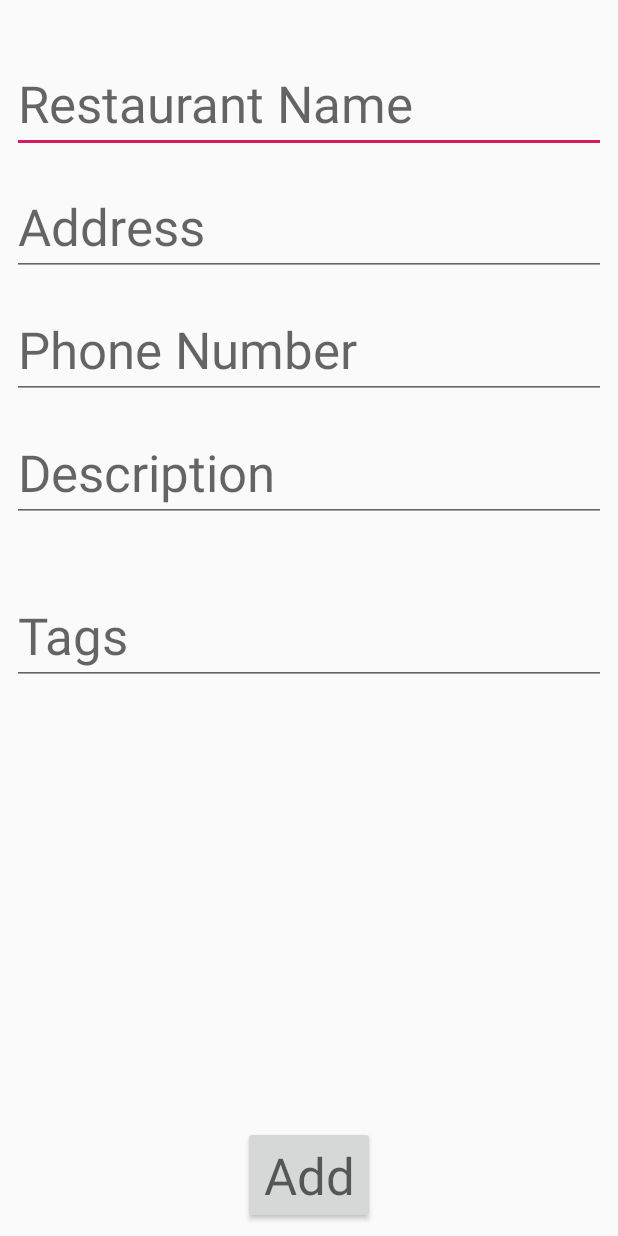
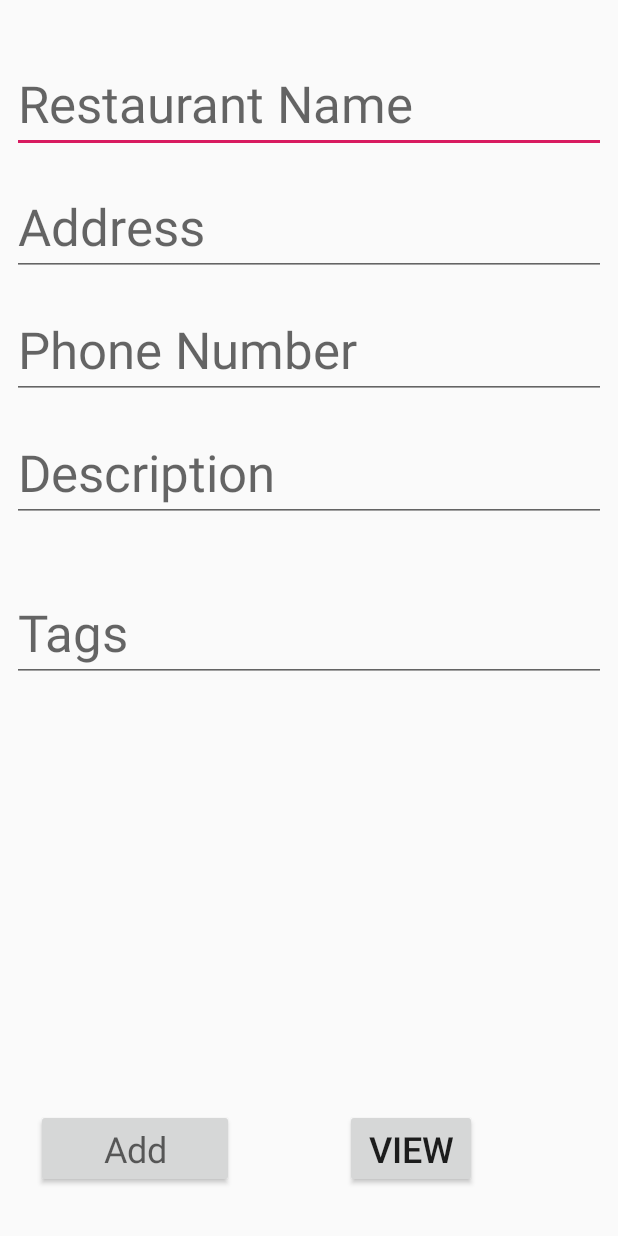
Before and after one commit to habdallah005/AndroidFinalProject, an Android app: the AddRestaurant screen opened directly, with no data from a screen before it, on a phone screen of 412 x 824 dp. Run offline under Robolectric (Android 15) with nearby library versions, the phone set to English and light mode, and no system bars.

Commit message:
insert Add Restaurant - commented what need to be checked!

```diff
--- a/app/src/main/AndroidManifest.xml
+++ b/app/src/main/AndroidManifest.xml
@@ -1,6 +1,6 @@
 <?xml version="1.0" encoding="utf-8"?>
 <manifest xmlns:android="http://schemas.android.com/apk/res/android"
-    package="com.example.abdallah">
+    package="com.example.abdallah.AndroidRestaurant">
 
     <application
         android:allowBackup="true"
--- a/app/src/main/java/com/example/abdallah/AndroidRestaurant/AboutUs.java
+++ b/app/src/main/java/com/example/abdallah/AndroidRestaurant/AboutUs.java
@@ -5,7 +5,6 @@ import android.app.Activity;
 
 
 
-import com.example.abdallah.R;
 
 public class AboutUs extends Activity {
 
--- a/app/src/main/java/com/example/abdallah/AndroidRestaurant/AddRestaurant.java
+++ b/app/src/main/java/com/example/abdallah/AndroidRestaurant/AddRestaurant.java
@@ -1,22 +1,27 @@
 package com.example.abdallah.AndroidRestaurant;
 
 import android.content.Context;
+import android.content.Intent;
+import android.database.sqlite.SQLiteDatabase;
 import android.os.Bundle;
 import android.app.Activity;
+import android.text.TextUtils;
 import android.view.View;
 import android.widget.ArrayAdapter;
 import android.widget.Button;
 import android.widget.EditText;
+import android.widget.TextView;
 import android.widget.Toast;
 
 import com.example.abdallah.Backend.helpers.DBHelper;
-import com.example.abdallah.R;
+import com.example.abdallah.Backend.model.Restaurant;
+
 
 import java.util.ArrayList;
 
 
 public class AddRestaurant extends Activity {
-
+/*
     @Override
     protected void onCreate(Bundle savedInstanceState) {
         super.onCreate(savedInstanceState);
@@ -35,6 +40,7 @@ public class AddRestaurant extends Activity {
             @Override
             public void onClick(View v) {
                 {
+
                     String value1 = text1.getText().toString();
                     String value2 =text2.getText().toString();
                     String value3 =text3.getText().toString();
@@ -42,6 +48,8 @@ public class AddRestaurant extends Activity {
                     String value5 =text5.getText().toString();
 
                     db.insertData(value1,value2,value3,value4,value5);
+
+
 
                     Context context = getApplicationContext();
                     CharSequence text = "Submitted... i think!";
@@ -52,5 +60,110 @@ public class AddRestaurant extends Activity {
                 }
             }
         });
+    }*/
+
+    TextView txtName;
+    TextView txtAddress;
+    TextView txtPhone;
+    TextView txtDescription;
+    TextView txtTags;
+
+    DBHelper dbHelper;
+
+
+    @Override
+    protected void onCreate(Bundle savedInstanceState) {
+        super.onCreate(savedInstanceState);
+        setContentView(R.layout.activity_add_restaurant);
+
+
+/* ------ CHECK HERE PLEASE----
+        Button btnAdd = findViewById(R.id.btnAdd);
+        btnAdd.setOnClickListener((v){AddRestaurant(v);});
+            @Override
+            public void onClick(View v) {
+                addRestaurant(v);
+            }
+
+            Button btnView = findViewById(R.id.btnView);
+            btnView.setOnClickListener((v) {
+                  Intent i = new Intent(v.getContext(), AddRestaurant.class);
+                    startActivity(i);
+                }
+
+            });
+
+        public void addRestaurant(View v){
+
+
+        dbHelper = new DBHelper(this);
+        txtName = findViewById(R.id.txtName);
+        txtAddress = findViewById(R.id.txtAddress);
+        txtPhone = findViewById(R.id.txtPhone);
+        txtDescription = findViewById(R.id.txtDescription);
+        txtTags = findViewById(R.id.txtTags);
+
+        String name = txtName.getText().toString();
+        String address =txtAddress.getText().toString();
+        String phone =txtPhone.getText().toString();
+        String description =txtDescription.getText().toString();
+        String tags =txtTags.getText().toString();
+
+        txtName.setError(null);
+        txtAddress.setError(null);
+        txtDescription.setError(null);
+        txtPhone.setError(null);
+        txtTags.setError(null);
+
+        View focusView=null;
+        boolean cancel=false;
+
+        if(TextUtils.isEmpty(name)){
+            txtName.setError("Restaurant Name required");
+            focusView = txtName;
+            cancel=true;
+        }
+            if(TextUtils.isEmpty(address)){
+                txtAddress.setError("Address required");
+                focusView = txtAddress;
+                cancel=true;
+            }
+            if(TextUtils.isEmpty(phone)){
+                txtPhone.setError("Phone required");
+                focusView = txtPhone;
+                cancel=true;
+            }
+
+            if(TextUtils.isEmpty(description)){
+                txtDescription.setError("Descritpion required");
+                focusView = txtDescription;
+                cancel=true;
+            }
+
+            if(TextUtils.isEmpty(tags)){
+                txtTags.setError("Restaurant Name required");
+                focusView = txtTags;
+                cancel=true;
+            }
+
+            if (cancel){
+            focusView.requestFocus();
+            }else {
+                Restaurant restaurant = new Restaurant(name,address,phone, description,tags);
+                SQLiteDatabase db =dbHelper.getWritableDatabase();
+                long d = dbHelper.insertData(db,restaurant);
+
+                Notification.getNotification(getApplicationContext(),"Successful Inserted");
+
+        }
+        }
+        public void delete (View view){
+        dbHelper = new DBHelper(this);
+        SQLiteDatabase db = dbHelper.getWritableDatabase();
+        dbHelper.deleteRestaurant(this);
+        Notification.getNotification(getApplicationContext(),"Deleted");
+        }
+
+         */
     }
 }
--- a/app/src/main/java/com/example/abdallah/AndroidRestaurant/MainMenu.java
+++ b/app/src/main/java/com/example/abdallah/AndroidRestaurant/MainMenu.java
@@ -5,7 +5,7 @@ import android.support.v7.app.AppCompatActivity;
 import android.os.Bundle;
 import android.view.View;
 
-import com.example.abdallah.R;
+
 
 
 public class MainMenu extends AppCompatActivity {
--- a/app/src/main/java/com/example/abdallah/AndroidRestaurant/SearchRestaurant.java
+++ b/app/src/main/java/com/example/abdallah/AndroidRestaurant/SearchRestaurant.java
@@ -3,7 +3,7 @@ package com.example.abdallah.AndroidRestaurant;
 import android.os.Bundle;
 import android.app.Activity;
 
-import com.example.abdallah.R;
+
 
 
 public class SearchRestaurant extends Activity {
--- a/app/src/main/java/com/example/abdallah/AndroidRestaurant/WelcomePage.java
+++ b/app/src/main/java/com/example/abdallah/AndroidRestaurant/WelcomePage.java
@@ -5,7 +5,7 @@ import android.support.v7.app.AppCompatActivity;
 import android.os.Bundle;
 import android.view.View;
 
-import com.example.abdallah.R;
+
 
 
 public class WelcomePage extends AppCompatActivity {
--- a/app/src/main/res/layout/activity_add_restaurant.xml
+++ b/app/src/main/res/layout/activity_add_restaurant.xml
@@ -4,7 +4,7 @@
     xmlns:tools="http://schemas.android.com/tools"
     android:layout_width="match_parent"
     android:layout_height="match_parent"
-    tools:context=".AndroidRestaurant.AddRestaurant">
+    tools:context="com.example.abdallah.AndroidRestaurant.AddRestaurant">
 
     <EditText
         android:id="@+id/txtName"
@@ -62,17 +62,15 @@
 
     <Button
         android:id="@+id/btnAdd"
-        android:layout_width="wrap_content"
+        android:layout_width="132dp"
         android:layout_height="0dp"
-        android:layout_marginStart="8dp"
-        android:layout_marginLeft="8dp"
-        android:layout_marginEnd="8dp"
-        android:layout_marginRight="8dp"
-        android:layout_marginBottom="8dp"
+        android:layout_marginStart="24dp"
+        android:layout_marginLeft="24dp"
+        android:layout_marginBottom="32dp"
         android:text="Add"
         android:textAppearance="@style/TextAppearance.AppCompat.Display1"
+        android:textSize="24sp"
         app:layout_constraintBottom_toBottomOf="parent"
-        app:layout_constraintEnd_toEndOf="parent"
         app:layout_constraintStart_toStartOf="parent" />
 
     <EditText
@@ -113,4 +111,19 @@
         app:layout_constraintTop_toBottomOf="@+id/txtDescription"
         app:layout_constraintVertical_bias="0.129" />
 
+    <Button
+        android:id="@+id/btnView"
+        android:layout_width="wrap_content"
+        android:layout_height="0dp"
+        android:layout_marginStart="65dp"
+        android:layout_marginLeft="65dp"
+        android:layout_marginEnd="85dp"
+        android:layout_marginRight="85dp"
+        android:layout_marginBottom="32dp"
+        android:text="View"
+        android:textSize="24sp"
+        app:layout_constraintBottom_toBottomOf="parent"
+        app:layout_constraintEnd_toEndOf="parent"
+        app:layout_constraintStart_toEndOf="@+id/btnAdd" />
+
 </android.support.constraint.ConstraintLayout>
```
Also changed, not shown: app/src/main/java/com/example/abdallah/AndroidRestaurant/Notification.java (added, +11 -0 lines), app/src/main/java/com/example/abdallah/Backend/helpers/DBHelper.java (+130 -7 lines), app/src/main/res/layout/activity_welcome_page.xml (+54 -24 lines), app/src/main/res/drawable/logo.PNG (added).
